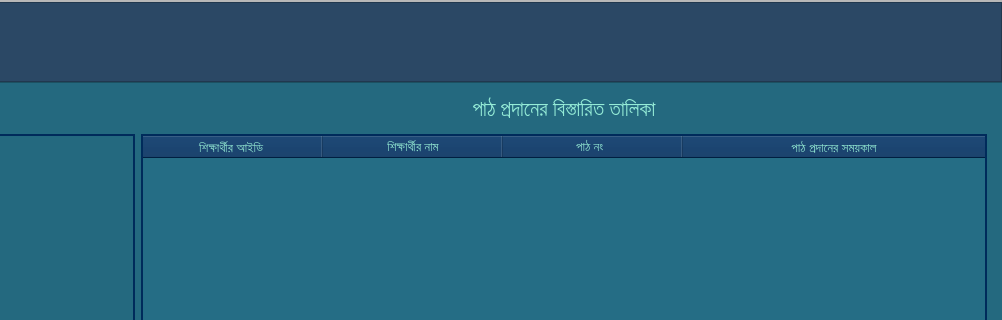
Qt form EmPower/Teacher/Frontend/PyQt_UI/HomePage.ui (ahmedfahad04/SPL-2) before a commit; both pictures show x 278 to 1280 and y 0 to 320 of the 1280 by 720 pixel window.
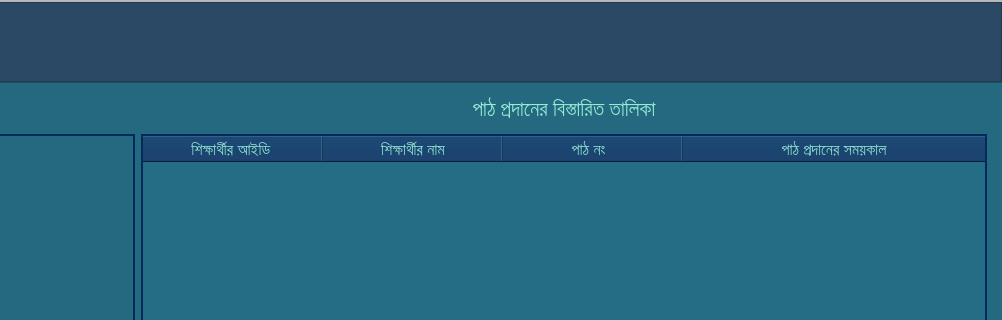
The same form after that commit. Icons and pictures are not drawn.

```diff
--- a/EmPower/Teacher/Frontend/PyQt_UI/HomePage.ui
+++ b/EmPower/Teacher/Frontend/PyQt_UI/HomePage.ui
@@ -3495,6 +3495,11 @@
                      <height>511</height>
                     </size>
                    </property>
+                   <property name="font">
+                    <font>
+                     <pointsize>12</pointsize>
+                    </font>
+                   </property>
                    <property name="cursor" stdset="0">
                     <cursorShape>OpenHandCursor</cursorShape>
                    </property>
@@ -3530,7 +3535,7 @@
                     </property>
                     <property name="font">
                      <font>
-                      <pointsize>10</pointsize>
+                      <pointsize>12</pointsize>
                       <weight>50</weight>
                       <bold>false</bold>
                      </font>
@@ -3545,8 +3550,8 @@
                     </property>
                     <property name="font">
                      <font>
-                      <family>Hind Siliguri Medium</family>
-                      <pointsize>10</pointsize>
+                      <family>Segoe UI</family>
+                      <pointsize>12</pointsize>
                       <weight>50</weight>
                       <bold>false</bold>
                      </font>
@@ -3561,8 +3566,8 @@
                     </property>
                     <property name="font">
                      <font>
-                      <family>Hind Siliguri Medium</family>
-                      <pointsize>10</pointsize>
+                      <family>Segoe UI</family>
+                      <pointsize>12</pointsize>
                       <weight>50</weight>
                       <bold>false</bold>
                      </font>
@@ -3577,7 +3582,7 @@
                     </property>
                     <property name="font">
                      <font>
-                      <pointsize>10</pointsize>
+                      <pointsize>12</pointsize>
                      </font>
                     </property>
                     <property name="textAlignment">
```
Left out of the diff: 2 changed lines with no effect on the pictures.
